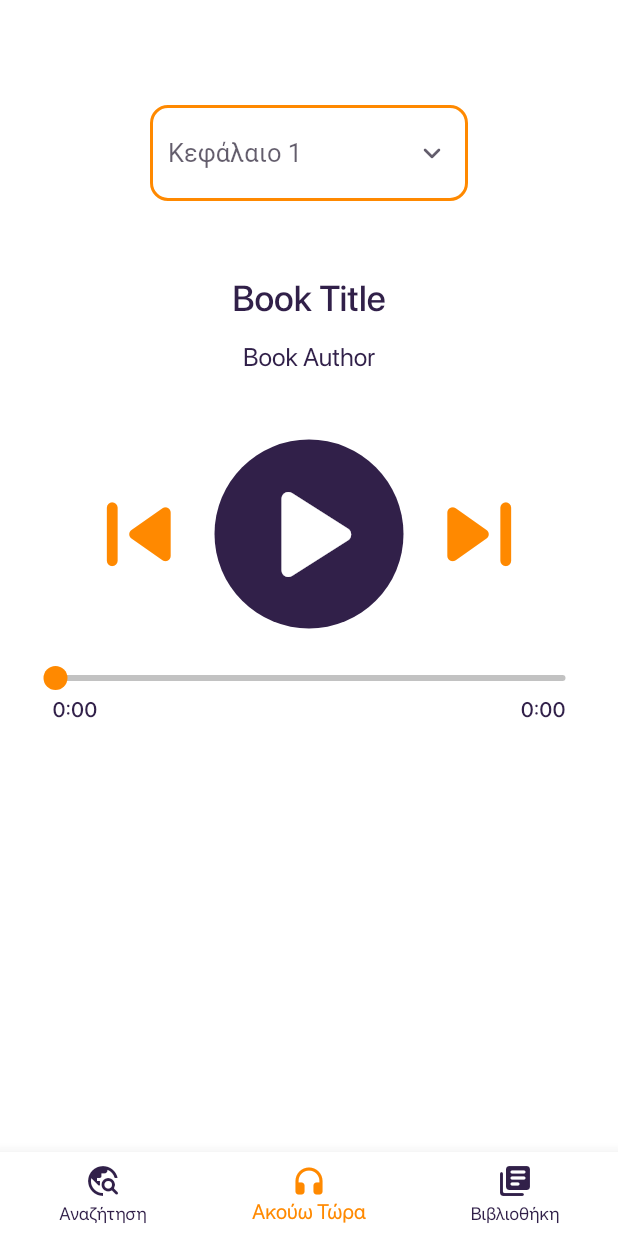
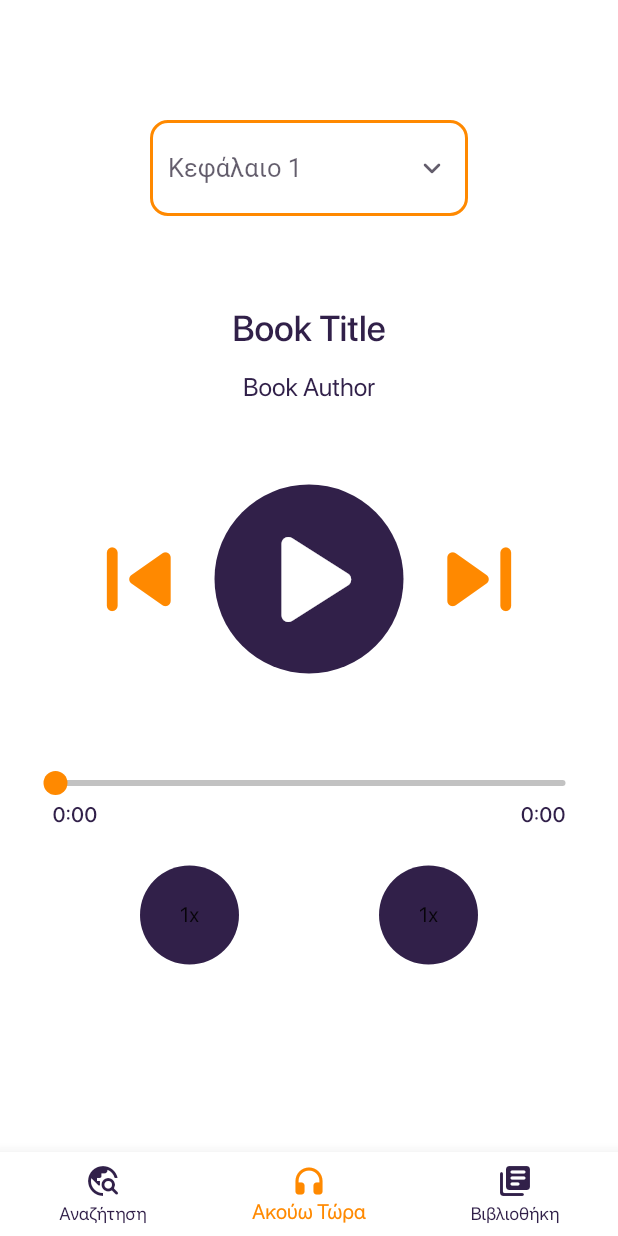
Before and after one commit to Stellapist/audioblink, a Flutter app: the screen it shows after launch, item 2 of the bottom bar chosen, on a phone screen of 412 x 824 dp. Run offline on Flutter 3.47's test engine with Material 2 defaults, Android fonts, the phone set to English and light mode, and no system bars; drawn by our look-alikes of audio_video_progress_bar; our stand-ins replace just_audio, rxdart.

Commit message:
added playspeed and sleeper buttons. They do not work yet. TODO: fix _playSpeed() to do what it's supposed to and not the same as _playButton(). Also make a new _sleepButton() for the sleep timer.

```diff
--- a/lib/main.dart
+++ b/lib/main.dart
@@ -263,7 +263,7 @@ class _PlayerTabState extends State<PlayerTab> {
       child: Column(children: [
         Container(
           padding: const EdgeInsets.symmetric(vertical: 50, horizontal: 100),
-          margin: const EdgeInsets.only(top: 20),
+          margin: const EdgeInsets.only(top: 30),
           child: DropdownButtonFormField(
             decoration: InputDecoration(
               enabledBorder: OutlineInputBorder(
@@ -312,7 +312,9 @@ class _PlayerTabState extends State<PlayerTab> {
             },
           ),
         ),
-        Misc.sectionTitle('Book Title', MainAxisAlignment.center),
+        Container(
+            margin: EdgeInsets.only(top: 10),
+            child: Misc.sectionTitle('Book Title', MainAxisAlignment.center)),
         Container(
           margin: const EdgeInsets.symmetric(vertical: 15),
           child: Text(
@@ -324,7 +326,7 @@ class _PlayerTabState extends State<PlayerTab> {
           ),
         ),
         Container(
-          margin: const EdgeInsets.only(top: 30),
+          margin: const EdgeInsets.symmetric(vertical: 40),
           child: Row(mainAxisAlignment: MainAxisAlignment.center, children: [
             IconButton(
               iconSize: 85,
@@ -350,8 +352,24 @@ class _PlayerTabState extends State<PlayerTab> {
           ]),
         ),
         Container(
-          margin: const EdgeInsets.symmetric(horizontal:35, vertical: 25),
+            margin: const EdgeInsets.symmetric(horizontal: 35, vertical: 25),
             child: _progressBar()),
+        Row(
+          mainAxisAlignment: MainAxisAlignment.spaceEvenly,
+          children: [
+            Container(
+              decoration: BoxDecoration(
+                  color: myScheme.primary, shape: BoxShape.circle),
+              child: _playSpeed(),
+            ),
+            Container(
+              decoration: BoxDecoration(
+                  color: myScheme.primary, shape: BoxShape.circle),
+              child: _playSpeed(),
+            ),
+          ],
+
+        ),
       ]),
     );
   }
@@ -369,24 +387,24 @@ class _PlayerTabState extends State<PlayerTab> {
             margin: const EdgeInsets.all(28.0),
             width: 70.0,
             height: 70.0,
-            child: CircularProgressIndicator(color: myScheme.background, strokeWidth: 6),
+            child: CircularProgressIndicator(
+                color: myScheme.background, strokeWidth: 6),
           );
-        }
-        else if (playing != true) {
+        } else if (playing != true) {
           return IconButton(
-            icon: Icon(Icons.play_arrow_rounded, color: myScheme.background,),
-            iconSize: 110.0,
-            onPressed: audioPlayer.play
-          );
-        }
-        else if (processingState != ProcessingState.completed) {
+              icon: Icon(
+                Icons.play_arrow_rounded,
+                color: myScheme.background,
+              ),
+              iconSize: 110.0,
+              onPressed: audioPlayer.play);
+        } else if (processingState != ProcessingState.completed) {
           return IconButton(
             icon: Icon(Icons.pause_rounded, color: myScheme.background),
             iconSize: 110.0,
             onPressed: audioPlayer.pause,
           );
-        }
-        else {
+        } else {
           return IconButton(
             icon: Icon(Icons.stop_rounded, color: myScheme.background),
             iconSize: 110.0,
@@ -427,9 +445,48 @@ class _PlayerTabState extends State<PlayerTab> {
           thumbCanPaintOutsideBar: _thumbCanPaintOutsideBar,
           timeLabelLocation: _labelLocation,
           timeLabelType: _labelType,
-          timeLabelTextStyle: TextStyle(color: myScheme.primary, fontWeight: FontWeight.w600),
+          timeLabelTextStyle:
+              TextStyle(color: myScheme.primary, fontWeight: FontWeight.w600),
           timeLabelPadding: _labelPadding,
         );
+      },
+    );
+  }
+
+  StreamBuilder<PlayerState> _playSpeed() {
+    return StreamBuilder<PlayerState>(
+      stream: audioPlayer.playerStateStream,
+      builder: (context, snapshot) {
+        final playerState = snapshot.data;
+        final processingState = playerState?.processingState;
+        final playing = playerState?.playing;
+        if (processingState == ProcessingState.loading ||
+            processingState == ProcessingState.buffering) {
+          return Container(
+            margin: const EdgeInsets.all(8.0),
+            width: 40.0,
+            height: 40.0,
+            child: CircularProgressIndicator(
+                color: myScheme.background, strokeWidth: 6),
+          );
+        } else if (playing != true) {
+          return IconButton(
+              icon: const Text('1x'),
+              iconSize: 50.0,
+              onPressed: audioPlayer.play);
+        } else if (processingState != ProcessingState.completed) {
+          return IconButton(
+            icon: const Text('2x'),
+            iconSize: 50.0,
+            onPressed: audioPlayer.pause,
+          );
+        } else {
+          return IconButton(
+            icon: const Text('3x'),
+            iconSize: 50.0,
+            onPressed: () => audioPlayer.seek(Duration.zero),
+          );
+        }
       },
     );
   }
@@ -489,7 +546,7 @@ const ColorScheme myScheme = ColorScheme(
   error: Colors.redAccent,
   onPrimary: Colors.white,
   onSecondary: Color.fromRGBO(49, 32, 73, 1.0),
-  onSurface: Color.fromRGBO(255, 137, 0, 0.3),
+  onSurface: Color.fromRGBO(255, 137, 0, 0.25),
   onBackground: Color.fromRGBO(49, 32, 73, 0.8),
   onError: Colors.white,
   brightness: Brightness.light,
```
